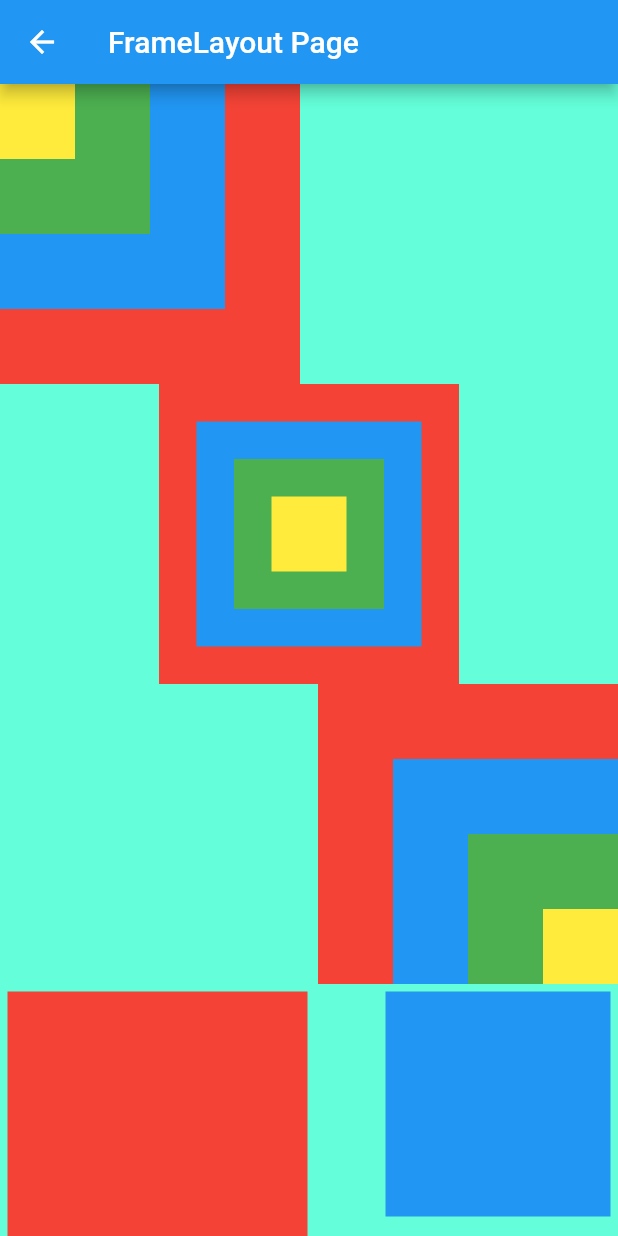
After one commit to kanglongba/my_first_flutter, a Flutter app: the screen it shows after launch, after a tap on "Jump to FrameLayoutLikePage", on a phone screen of 412 x 824 dp. The commit adds this screen. Run offline on Flutter 3.47's test engine with Material 2 defaults, Android fonts, the phone set to English and light mode, and no system bars; our stand-ins replace dio, fluttertoast.

Commit message:
添加布局案例

```diff
--- /dev/null
+++ b/lib/burhanrashid/android_framelayout_like.dart
@@ -0,0 +1,182 @@
+import 'package:flutter/material.dart';
+
+class AndroidFrameLayoutLikePage extends StatelessWidget {
+  @override
+  Widget build(BuildContext context) {
+    return Scaffold(
+      appBar: AppBar(
+        title: const Text('FrameLayout Page'),
+      ),
+      body: Container(
+        constraints: const BoxConstraints.expand(),
+        color: Colors.tealAccent,
+        child: ListView(
+          children: [
+            Stack(
+              alignment: AlignmentDirectional.topStart, // 相当于Android中的 gravity
+              children: [
+                Container(
+                  height: 200.0,
+                  width: 200.0,
+                  color: Colors.red,
+                ),
+                Container(
+                  height: 150.0,
+                  width: 150.0,
+                  color: Colors.blue,
+                ),
+                Container(
+                  height: 100.0,
+                  width: 100.0,
+                  color: Colors.green,
+                ),
+                Container(
+                  height: 50.0,
+                  width: 50.0,
+                  color: Colors.yellow,
+                ),
+              ],
+            ),
+            Stack(
+              alignment: AlignmentDirectional.center,
+              children: [
+                Container(
+                  height: 200.0,
+                  width: 200.0,
+                  color: Colors.red,
+                ),
+                Container(
+                  height: 150.0,
+                  width: 150.0,
+                  color: Colors.blue,
+                ),
+                Container(
+                  height: 100.0,
+                  width: 100.0,
+                  color: Colors.green,
+                ),
+                Container(
+                  height: 50.0,
+                  width: 50.0,
+                  color: Colors.yellow,
+                ),
+              ],
+            ),
+            Stack(
+              alignment: AlignmentDirectional.bottomEnd,
+              children: [
+                Container(
+                  height: 200.0,
+                  width: 200.0,
+                  color: Colors.red,
+                ),
+                Container(
+                  height: 150.0,
+                  width: 150.0,
+                  color: Colors.blue,
+                ),
+                Container(
+                  height: 100.0,
+                  width: 100.0,
+                  color: Colors.green,
+                ),
+                Container(
+                  height: 50.0,
+                  width: 50.0,
+                  color: Colors.yellow,
+                ),
+              ],
+            ),
+            Container(
+              width: double.infinity, // 宽度撑满
+              height: 400,
+              margin: const EdgeInsets.all(5),
+              child: Stack(
+                children: [
+                  Align(
+                    child: Container(
+                      height: 200.0,
+                      width: 200.0,
+                      color: Colors.red,
+                    ),
+                    alignment: AlignmentDirectional
+                        .topStart, // 相当于 Android 中的 layout_gravity，需要用 Align 包裹子Widget
+                  ),
+                  Align(
+                    child: Container(
+                      height: 150.0,
+                      width: 150.0,
+                      color: Colors.blue,
+                    ),
+                    alignment: AlignmentDirectional.topEnd,
+                  ),
+                  Align(
+                    child: Container(
+                      height: 100.0,
+                      width: 100.0,
+                      color: Colors.green,
+                    ),
+                    alignment: AlignmentDirectional.bottomStart,
+                  ),
+                  Align(
+                    child: Container(
+                      height: 50.0,
+                      width: 50.0,
+                      color: Colors.yellow,
+                    ),
+                    alignment: AlignmentDirectional.bottomEnd,
+                  ),
+                ],
+              ),
+            ),
+            Container(
+              width: double.infinity, // 宽度撑满
+              height: 400,
+              margin: const EdgeInsets.all(5),
+              child: Stack(
+                children: [
+                  Positioned(
+                    child: Container(
+                      height: 200.0,
+                      width: 200.0,
+                      color: Colors.red,
+                    ),
+                    top: 10.0, // 相对于父布局的位置
+                    left: 10.0, // 相对于父布局的位置
+                  ),
+                  Positioned(
+                    child: Container(
+                      height: 150.0,
+                      width: 150.0,
+                      color: Colors.blue,
+                    ),
+                    top: 30.0, // 距离父布局上边界 30
+                    right: 50.0, // 距离父布局右边界 50
+                  ),
+                  Positioned(
+                    child: Container(
+                      height: 100.0,
+                      width: 100.0,
+                      color: Colors.green,
+                    ),
+                    bottom: 100.0,
+                    left: 30.0,
+                  ),
+                  Positioned(
+                    child: Container(
+                      height: 50.0,
+                      width: 50.0,
+                      color: Colors.yellow,
+                    ),
+                    bottom: 50.0,
+                    right: 100.0,
+                  ),
+                ],
+              ),
+            )
+          ],
+        ),
+      ),
+    );
+  }
+}
--- a/lib/main.dart
+++ b/lib/main.dart
@@ -1,4 +1,7 @@
 import 'package:flutter/material.dart';
+import 'package:my_first_flutter/burhanrashid/android_activity_like.dart';
+import 'package:my_first_flutter/burhanrashid/android_framelayout_like.dart';
+import 'package:my_first_flutter/burhanrashid/android_linearlayout_like.dart';
 import 'package:my_first_flutter/list_page.dart';
 import 'package:my_first_flutter/my_animate_page.dart';
 import 'package:my_first_flutter/my_home_page.dart';
@@ -53,6 +56,9 @@ class MyApp extends StatelessWidget {
         '/animatePage': (context) => AnimatePage(),
         '/alphaPage': (context) => AlphaAnimation(),
         '/scalePage': (context) => ScaleAnimation(),
+        '/activityLike': (context) => const AndroidActivityLikePage(),
+        '/linearLayoutLike': (context) => AndroidLinearLayoutLikePage(),
+        '/frameLayoutLike': (context) => AndroidFrameLayoutLikePage(),
       },
     );
   }
--- a/lib/my_home_page.dart
+++ b/lib/my_home_page.dart
@@ -42,7 +42,7 @@ class MyHomePage2State extends State<MyHomePage2> {
         title: Text('我是Title'),
       ),
       body: Center(
-        child: Column(
+        child: ListView(
           children: <Widget>[
             Text(msg),
             FlatButton(
@@ -109,6 +109,21 @@ class MyHomePage2State extends State<MyHomePage2> {
                   Navigator.pushNamed(context, '/animatePage');
                 },
                 child: const Text('Jump to AnimatePage')),
+            OutlinedButton(
+                onPressed: () {
+                  Navigator.pushNamed(context, '/activityLike');
+                },
+                child: const Text('Jump to ActivityLikePage')),
+            OutlinedButton(
+                onPressed: () {
+                  Navigator.pushNamed(context, '/linearLayoutLike');
+                },
+                child: const Text('Jump to LinearLayoutLikePage')),
+            OutlinedButton(
+                onPressed: () {
+                  Navigator.pushNamed(context, '/frameLayoutLike');
+                },
+                child: const Text('Jump to FrameLayoutLikePage')),
           ],
         ),
       ),
--- a/pubspec.yaml
+++ b/pubspec.yaml
@@ -37,6 +37,7 @@ dependencies:
   http: ^0.13.4
   dio: ^4.0.0
   json_annotation: ^4.1.0
+  fluttertoast: ^8.0.8
 
 dev_dependencies:
   flutter_test:
```
Also changed, not shown: lib/burhanrashid/android_activity_like.dart (added, +93 -0 lines), lib/burhanrashid/android_linearlayout_like.dart (added, +98 -0 lines), pubspec.lock, 1 other file.
